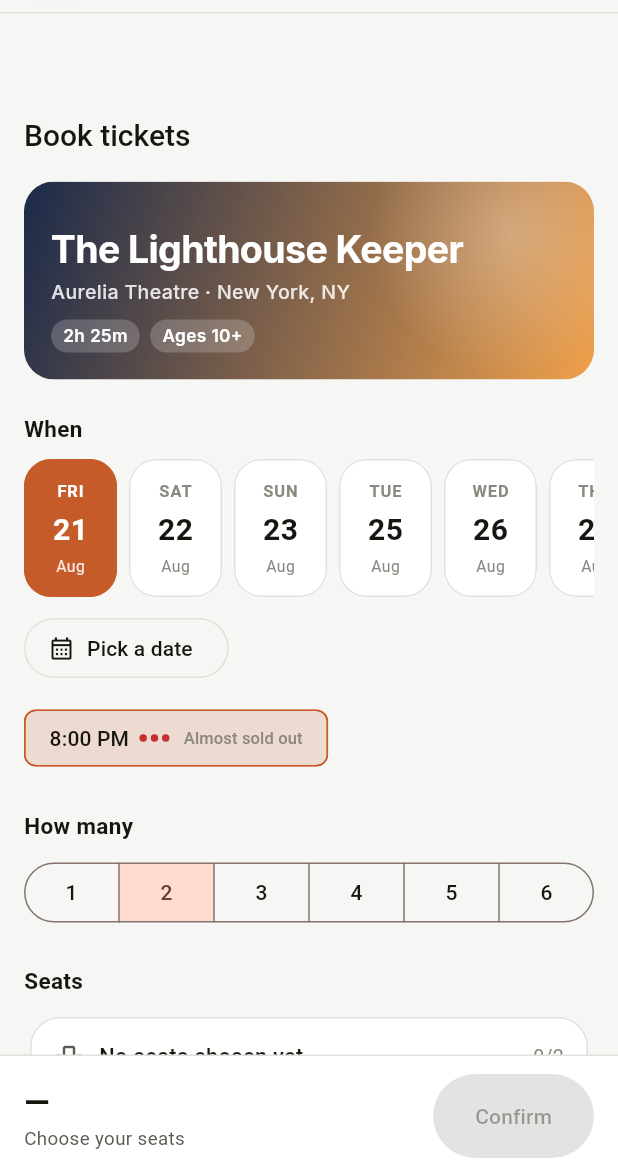
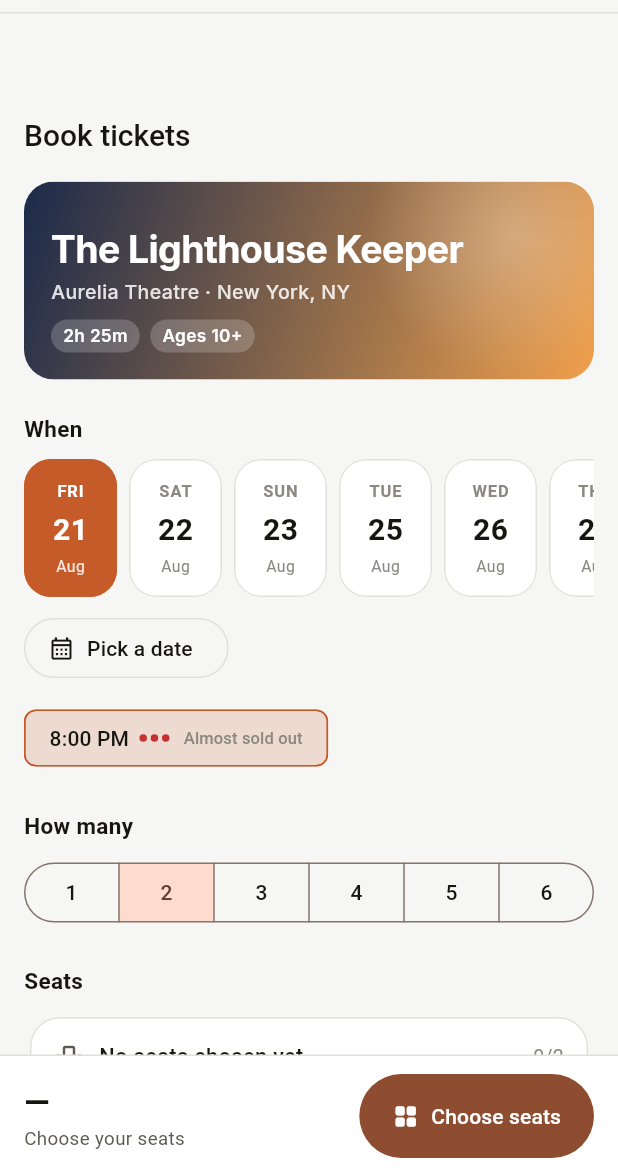
Before and after one commit to vpm238/flutter-mcp-app-demo, a Flutter app: the screen it shows after launch, on a phone screen of 412 x 824 dp, the part 60-1236 px from its top. Run offline on Flutter 3.47's test engine with Material 3 defaults, Android fonts, the phone set to English and light mode, and no system bars; missing offline and left inert: dart:js_interop.

Commit message:
Put Choose seats in the pinned bar, where it can be reached
The screenshot from the device showed it: the app renders correctly at
411x620, the Seats card sits below the fold, and its Choose seats button is
behind the pinned footer. The only thing visible down there was a Confirm
button that is disabled until seats are chosen — so the panel offered exactly
one control, and it did nothing. Not a tap-handling bug at any point.

The bar now carries whichever action is actually available: Choose seats when
there are none, Confirm once there are. A primary action does not belong in a
scrollable card on a panel this short, and reaching it should never depend on
the inner scroll working.

Also, min-height: 620px on the document was the fix for the 100px frame, and
it worked — the device now reports viewportHeight 620. So Claude on Android
does size the frame from content height, and my note last commit saying it
could not be doing that was wrong.

```diff
--- a/app/lib/src/ui/android_shell.dart
+++ b/app/lib/src/ui/android_shell.dart
@@ -597,6 +597,27 @@ class _AndroidCheckout extends StatelessWidget {
                 ],
               ),
             ),
+            // The primary action lives in the pinned bar, not in a card that
+            // has to be scrolled to.
+            //
+            // On a phone panel the Seats card sits below the fold, so its
+            // Choose seats button was unreachable — and a disabled Confirm was
+            // the only thing on screen you could see and not use. The bar now
+            // offers whichever action is actually available: pick seats when
+            // there are none, confirm once there are.
+            if (!hasSeats)
+              FilledButton.icon(
+                onPressed: controller.seatMap == null &&
+                        !controller.loadingSeatMap
+                    ? null
+                    : () => openAndroidSeatSheet(context, controller),
+                style: FilledButton.styleFrom(
+                  padding: const EdgeInsets.symmetric(horizontal: 22, vertical: 18),
+                ),
+                icon: const Icon(Icons.grid_view_rounded, size: 18),
+                label: const Text('Choose seats'),
+              )
+            else
               FilledButton(
                 onPressed: controller.canConfirm ? controller.confirmBooking : null,
                 style: FilledButton.styleFrom(
```
Also changed, not shown: app/lib/src/ui/ios_shell.dart (+13 -1 lines). Lines whose indentation alone changed are shown as unchanged.
